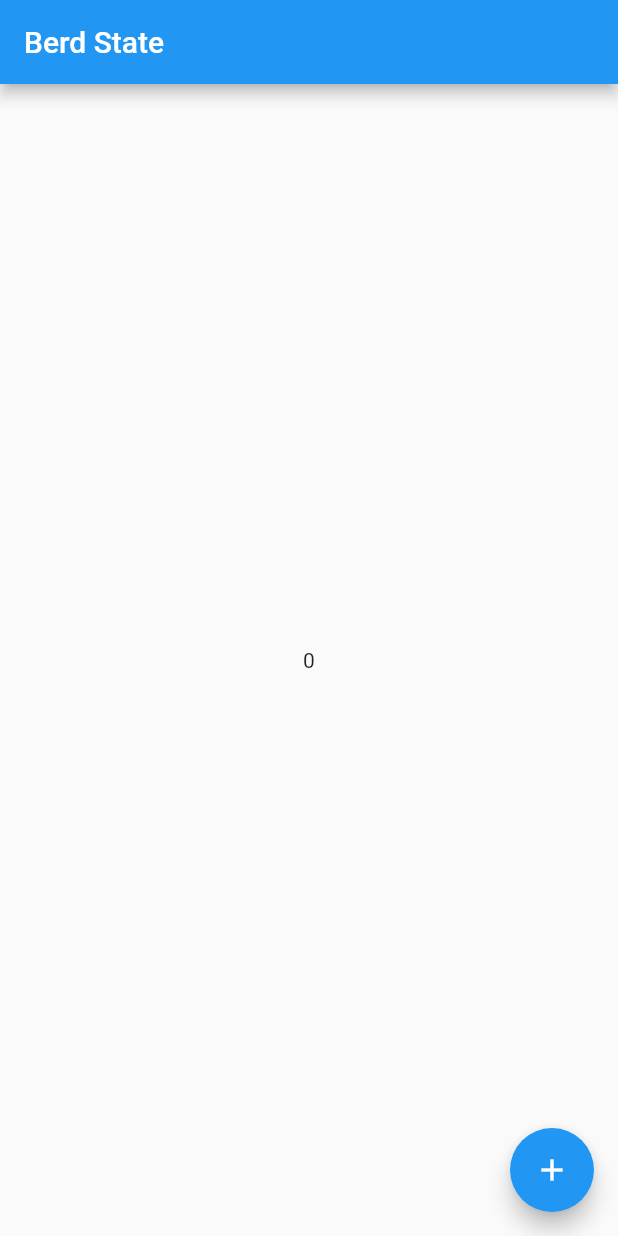
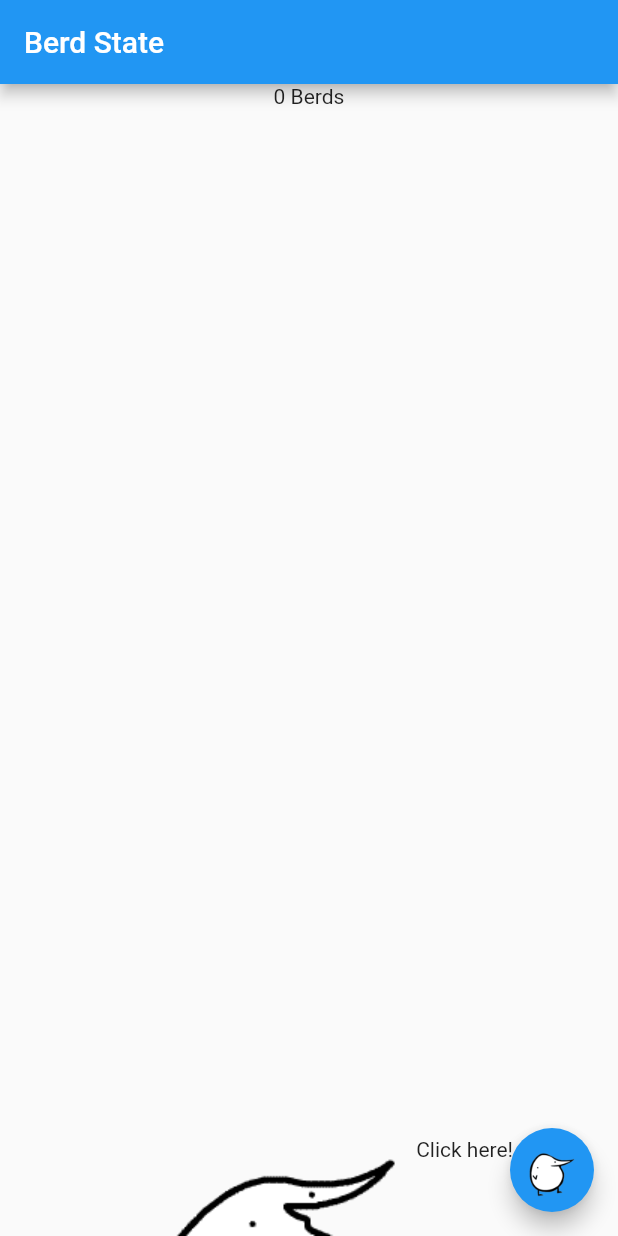
Before and after one commit to cgutierr-zgz/berd, a Flutter app: the screen it shows after launch, on a phone screen of 412 x 824 dp. Run offline on Flutter 3.47's test engine with Material 2 defaults, Android fonts, the light colour scheme and no system bars.

Commit message:
Example done

```diff
--- a/analysis_options.yaml
+++ b/analysis_options.yaml
@@ -1,29 +1 @@
-# This file configures the analyzer, which statically analyzes Dart code to
-# check for errors, warnings, and lints.
-#
-# The issues identified by the analyzer are surfaced in the UI of Dart-enabled
-# IDEs (https://dart.dev/tools#ides-and-editors). The analyzer can also be
-# invoked from the command line by running `flutter analyze`.
-
-# The following line activates a set of recommended lints for Flutter apps,
-# packages, and plugins designed to encourage good coding practices.
-include: package:flutter_lints/flutter.yaml
-
-linter:
-  # The lint rules applied to this project can be customized in the
-  # section below to disable rules from the `package:flutter_lints/flutter.yaml`
-  # included above or to enable additional rules. A list of all available lints
-  # and their documentation is published at
-  # https://dart-lang.github.io/linter/lints/index.html.
-  #
-  # Instead of disabling a lint rule for the entire project in the
-  # section below, it can also be suppressed for a single line of code
-  # or a specific dart file by using the `// ignore: name_of_lint` and
-  # `// ignore_for_file: name_of_lint` syntax on the line or in the file
-  # producing the lint.
-  rules:
-    # avoid_print: false  # Uncomment to disable the `avoid_print` rule
-    # prefer_single_quotes: true  # Uncomment to enable the `prefer_single_quotes` rule
-
-# Additional information about this file can be found at
-# https://dart.dev/guides/language/analysis-options
+include: package:very_good_analysis/analysis_options.3.0.1.yaml
--- a/lib/main.dart
+++ b/lib/main.dart
@@ -1,3 +1,5 @@
+import 'dart:math';
+
 import 'package:berd/src/berd.dart';
 import 'package:flutter/material.dart';
 
@@ -14,13 +16,18 @@ void main() {
   ref.update<int>(number, (n) => n + 1);
   print(ref.watch(double, null)); // 22
   */
-  runApp(BerdCreatorGraph(child: const MyApp()));
+  runApp(BerdCreatorGraph(child: const BerdApp()));
 }
 
+// ignore: public_member_api_docs
 final counter = BerdCreator((ref, self) => 0);
 
-class MyApp extends StatelessWidget {
-  const MyApp({super.key});
+/// {@template berd_app}
+/// My Berd State Management App - roach.
+/// {@endtemplate}
+class BerdApp extends StatelessWidget {
+  /// {@macro berd_app}
+  const BerdApp({super.key});
 
   @override
   Widget build(BuildContext context) {
@@ -30,18 +37,108 @@ class MyApp extends StatelessWidget {
         appBar: AppBar(
           title: const Text('Berd State'),
         ),
-        body: Center(
-          child: BerdWatcher((context, ref, self) {
-            return Text('${ref.watch(counter, self)}');
-          }),
+        body: SafeArea(
+          child: Stack(
+            children: [
+              Center(
+                child: BerdWatcher(
+                  (context, ref, self) {
+                    final count = ref.watch(counter, self);
+                    return Column(
+                      children: [
+                        Text('$count Berds'),
+                        Wrap(
+                          children: List.generate(count, (index) {
+                            final rand = Random().nextInt(Berds.values.length);
+                            final berd = Berds.values.elementAt(rand);
+
+                            return Image(
+                              image: AssetImage(berd.asset),
+                              height: 50,
+                            );
+                          }),
+                        )
+                      ],
+                    );
+                  },
+                ),
+              ),
+              const Positioned(
+                right: 70,
+                bottom: 50,
+                child: Text('Click here!'), // TODO(carlos): Comic Sans!
+              ),
+              Align(
+                alignment: Alignment.bottomCenter,
+                child: Image(image: AssetImage(Berds.buyThatOne.asset)),
+              ),
+            ],
+          ),
         ),
         floatingActionButton: FloatingActionButton(
           onPressed: () {
             context.ref.update<int>(counter, (n) => n + 1);
           },
-          child: const Icon(Icons.add),
+          child: Image(image: AssetImage(Berds.white.asset)),
         ),
       ),
     );
   }
 }
+
+/// {@template berds}
+/// Enum with the list of all available berds
+/// {@endtemplate}
+enum Berds {
+  /// Blue berd
+  blue('${_path}blue.png'),
+
+  /// Cyan berd
+  cyan('${_path}cyan.png'),
+
+  /// Green berd
+  green('${_path}green.png'),
+
+  /// Orange berd
+  orange('${_path}orange.png'),
+
+  /// Purple berd
+  purple('${_path}purple.png'),
+
+  /// Red berd
+  red('${_path}red.png'),
+
+  /// White berd
+  white('${_path}white.png'),
+
+  /// Yellow berd
+  yellow('${_path}yellow.png'),
+
+  /// tiny blue berd as gif
+  tinyBlue('${_path}tinyblue.gif'),
+
+  /// tiny green berd as gif
+  tinyGreen('${_path}tinygreen.gif'),
+
+  /// tiny red berd as gif
+  tinyRed('${_path}tinyred.gif'),
+
+  /// tiny yellow berd as gif
+  tinyYellow('${_path}tinyyellow.gif'),
+
+  /// pointing berd as gif
+  buyThatOne('${_path}buy_that_one.gif'),
+
+  /// falling berd as gif
+  greeting('${_path}greeting.gif');
+
+  /// {@macro berds}
+  const Berds(this.asset);
+
+  static const _path = 'assets/images/';
+
+  /// Berd asset file
+  final String asset;
+
+  //String getPath(Berds berd) => '$_path${berd.asset}';
+}
--- a/lib/src/berd.dart
+++ b/lib/src/berd.dart
@@ -1,12 +1,24 @@
+// ignore_for_file: inference_failure_on_function_invocation
+
 import 'package:flutter/material.dart';
 
+/// {@template berd}
 /// Berd holds the state for creator
+/// {@endtemplate}
 class Berd<T> {
+  /// {@macro berd}
   Berd(this.ref, this.creator) : state = creator.create(ref, creator);
+
+  /// Berd's reference
   final Berdference ref;
+
+  /// Berd's creator
   final BerdCreator<T> creator;
+
+  /// Berd's state
   T state;
 
+  /// Recreates the current berd
   void recreate() {
     final newState = creator.create(ref, creator);
     if (newState != state) {
@@ -16,35 +28,43 @@ class Berd<T> {
   }
 }
 
-/// Creator creates a stream of T.
+/// {@template berd_creator}
+/// BerdCreator creates a stream of T.
+/// {@endtemplate}
 class BerdCreator<T> {
+  /// {@macro berd_creator}
   const BerdCreator(this.create);
+
+  /// Creates a Berd from a BerdReference
   final T Function(Berdference ref, BerdCreator<T> self) create;
   Berd<T> _createElement(Berdference ref) => Berd<T>(ref, this);
 }
 
-/// Ref holds the creator states and dependencies
+/// {@template berd_ref}
+/// Berdference holds the creator states and dependencies.
+/// {@endtemplate}
 class Berdference {
+  /// {@macro berd_ref}
   Berdference();
 
   /// Creator which holds state.
-  final Map<BerdCreator, Berd> _elements = {};
+  final Map<BerdCreator<dynamic>, Berd<dynamic>> _elements = {};
 
   /// Dependency graph. Think this as a directional graph.
   /// A -> [B, C] means if A changes, B and C need change too.
-  final Map<BerdCreator, Set<BerdCreator>> _graph = {};
+  final Map<BerdCreator<dynamic>, Set<BerdCreator<dynamic>>> _graph = {};
 
   /// Get or create an element for the given creator.
-  Berd _element<T>(BerdCreator creator) {
+  Berd<dynamic> _element<T>(BerdCreator<dynamic> creator) {
     return _elements.putIfAbsent(creator, () => creator._createElement(this));
   }
 
   /// Add an edge creator -> watcher to the graph, then return creator's state.
-  T watch<T>(BerdCreator<T> creator, BerdCreator? watcher) {
+  T watch<T>(BerdCreator<T> creator, BerdCreator<dynamic>? watcher) {
     if (watcher != null) {
       (_graph[creator] ??= {}).add(watcher);
     }
-    return _element<T>(creator).state;
+    return _element<T>(creator).state as T;
   }
 
   /// Set state of the creator.
@@ -58,19 +78,19 @@ class Berdference {
 
   /// Set state of creator using an update function. See [set]
   void update<T>(BerdCreator<T> creator, T Function(T) update) {
-    set<T>(creator, update(_element(creator).state));
+    set<T>(creator, update(_element(creator).state as T));
   }
 
   /// Propagate state changes.
-  void _onStateChange(BerdCreator creator) {
+  void _onStateChange(BerdCreator<dynamic> creator) {
     for (final c in _graph[creator] ?? {}) {
-      _element(c).recreate();
+      _element(c as BerdCreator).recreate();
     }
   }
 
   /// Delete the creator if it has no watcher. Also delete other creators who
   /// loses all their watchers.
-  void dispose(BerdCreator creator) {
+  void dispose(BerdCreator<dynamic> creator) {
     if ((_graph[creator] ?? {}).isNotEmpty) {
       return; // The creator is being watched by someone, cannot dispose it.
     }
@@ -92,15 +112,19 @@ class Berdference {
   }
 }
 
-/// Watcher is a widget which watches a creator and displays the creator's state.
-
+/// {@template berd_watcher}
 /// Watch creators to build a widget.
+/// {@endtemplate}
 class BerdWatcher extends StatefulWidget {
-  const BerdWatcher(this.builder, {Key? key}) : super(key: key);
+  /// {@macro berd_watcher}
+  const BerdWatcher(this.builder, {super.key});
 
   /// Allows watching creators to populate a widget.
   final Widget Function(
-      BuildContext context, Berdference ref, BerdCreator self)? builder;
+    BuildContext context,
+    Berdference ref,
+    BerdCreator<dynamic> self,
+  )? builder;
 
   @override
   State<BerdWatcher> createState() => _BerdWatcherState();
@@ -133,17 +157,25 @@ class _BerdWatcherState extends State<BerdWatcher> {
   }
 }
 
+/// {@template berd_extension}
+/// Allows access to a BerdReference from current context.
+/// {@endtemplate}
 extension ContextRef on BuildContext {
+  /// {@macro berd_extension}
   Berdference get ref => BerdCreatorGraph.of(this).ref;
 }
 
+/// {@template berd_c_graph}
+/// Simply expose Red trough context.
+/// {@endtemplate}
 class BerdCreatorGraph extends InheritedWidget {
-  BerdCreatorGraph({Key? key, required Widget child})
-      : ref = Berdference(),
-        super(key: key, child: child);
+  /// {@macro berd_c_graph}
+  BerdCreatorGraph({super.key, required super.child}) : ref = Berdference();
 
+  /// Current BerdReference.
   final Berdference ref;
 
+  /// {@macro berd_c_graph}
   static BerdCreatorGraph of(BuildContext context) {
     return context.dependOnInheritedWidgetOfExactType<BerdCreatorGraph>()!;
   }
```
Also changed, not shown: pubspec.yaml (+5 -74 lines), assets/images/blue.png (added), assets/images/buy_that_one.gif (added), assets/images/cyan.png (added), assets/images/dance.gif (added), assets/images/green.png (added), assets/images/greeting.gif (added), assets/images/orange.png (added), assets/images/purple.png (added), assets/images/red.png (added), assets/images/tinyblue.gif (added), assets/images/tinygreen.gif (added), assets/images/tinyred.gif (added), assets/images/tinyyellow.gif (added), 3 more files, 1 other file.
